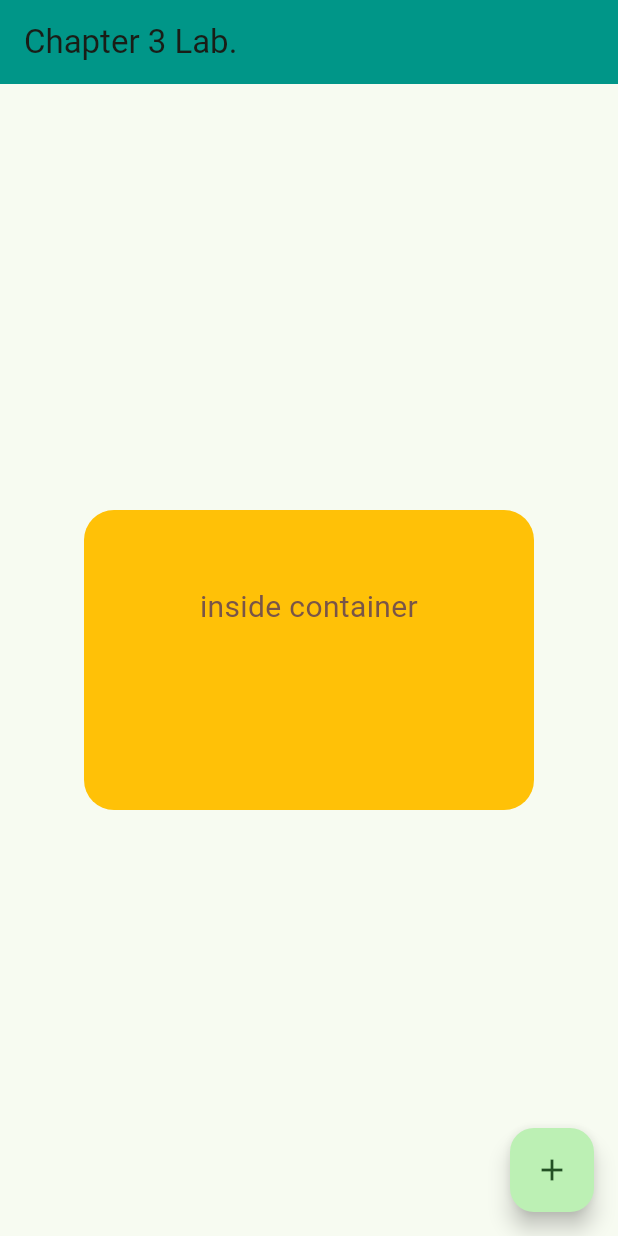
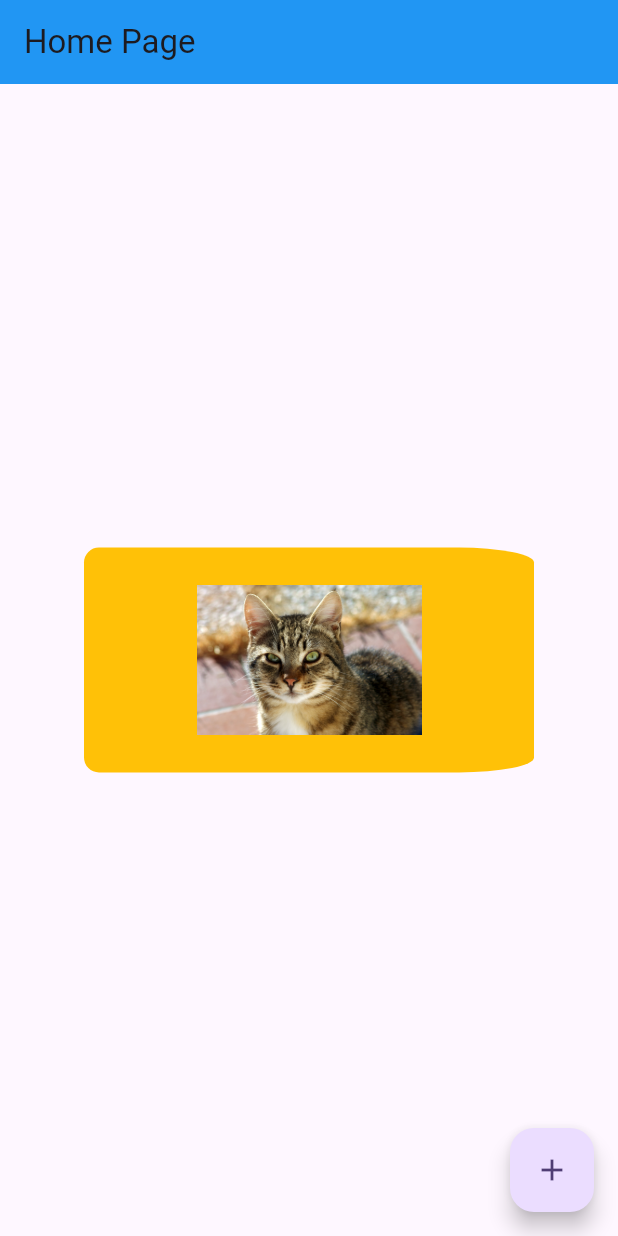
Before and after one commit to nattaponkum/my_first_application, a Flutter app: the screen it shows after launch, on a phone screen of 412 x 824 dp. Run offline on Flutter 3.47's test engine with Material 3 defaults, Android fonts, the phone set to English and light mode, and no system bars.

Commit message:
add container images

```diff
--- a/lib/main.dart
+++ b/lib/main.dart
@@ -13,12 +13,13 @@ class MyApp extends StatelessWidget {
   Widget build(BuildContext context) {
     // เมธอด build() ส่งคืนโครงสร้างต้นไม้วิดเจ็ตสำหรับวิดเจ็ตนี้
     return MaterialApp(
+      title: 'My Awesome App',
+      debugShowCheckedModeBanner: false, // ซ่อนแบนเนอร์ debug
       theme: ThemeData(
-        colorScheme: ColorScheme.fromSeed(seedColor: Colors.green),
-        useMaterial3: true,
+        colorScheme: ColorScheme.fromSeed(seedColor: Colors.deepPurple),
+        useMaterial3: true, // ใช้ Material Design เวอร์ชันล่าสุด
       ),
-      title: 'Flutter Demo',
-      home: const MyHomePage(),
+      home: const MyHomePage(), // วิดเจ็ตหน้าจอหลักของคุณ
     );
   }
 }
@@ -31,30 +32,32 @@ class MyHomePage extends StatelessWidget {
     return Scaffold(
       // ให้โครงสร้างแอปพื้นฐาน
       appBar: AppBar(
-        title: const Text('Chapter 3 Lab.'),
-        backgroundColor: Colors.teal, // ปรับแต่งสี AppBar
+        title: const Text('Home Page'),
+        backgroundColor: Colors.blue, // ปรับแต่งสี AppBar
       ),
       body: Center(
-        child: Container(   // กล่อง
-        padding: EdgeInsets.all(50.0),
+        // พื้นที่เนื้อหาหลัก
+        child: Container(
+          padding: EdgeInsets.all(10.0),
           width: 300.0,
-          height: 200.0,
-          // color: Colors.amber, // สีพื้นหลัง
+          height: 150.0,
           decoration: BoxDecoration(
             color: Colors.amber,
-            borderRadius: BorderRadius.all(Radius.circular(20.0))
-          ),
-          child: const Text('inside container',
-            textAlign: TextAlign.center,
-            style: TextStyle(
-              fontSize: 20.0,
-              color: Colors.brown
+            borderRadius: BorderRadius.horizontal(
+              left: Radius.circular(10.0),
+              right: Radius.elliptical(50.0, 10),
             ),
           ),
-          // Child และ Padding จะมาตรงนี้
+          child: Center(
+            child: Image.asset(
+              'assets/images/A-Cat.jpg',
+              width: 150,
+              // height: 100, // สามารถละเว้นมิติหนึ่งเพื่อรักษาอัตราส่วนภาพ
+              fit: BoxFit.contain, // ปรับขนาดให้พอดีภายในกล่องโดยไม่ตัดภาพ
+            ),
+          ),
         ),
       ),
-
       floatingActionButton: FloatingActionButton(
         onPressed: () {
           // การกระทำที่จะทำเมื่อกดปุ่ม
--- a/pubspec.yaml
+++ b/pubspec.yaml
@@ -58,9 +58,8 @@ flutter:
   uses-material-design: true
 
   # To add assets to your application, add an assets section, like this:
-  # assets:
-  #   - images/a_dot_burr.jpeg
-  #   - images/a_dot_ham.jpeg
+  assets:
+    - assets/images/A-Cat.jpg
 
   # An image asset can refer to one or more resolution-specific "variants", see
   # https://flutter.dev/to/resolution-aware-images
```
Also changed, not shown: assets/images/A-Cat.jpg (added).
